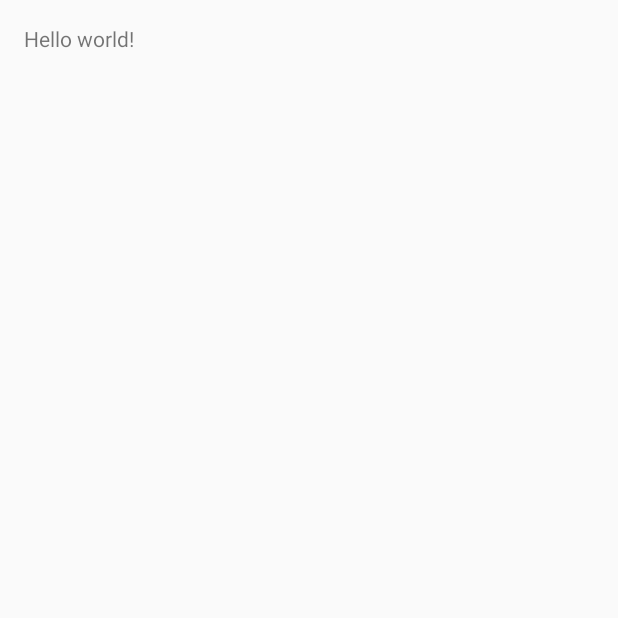
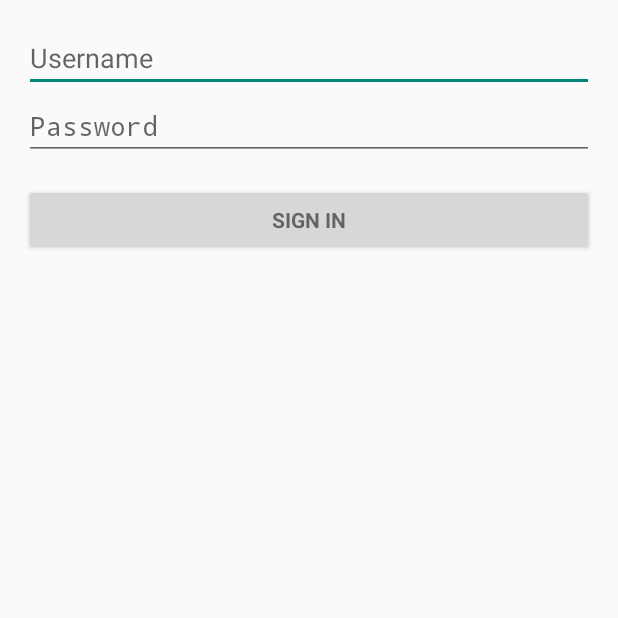
Before and after one commit to singerdmx/patrol, an Android app: the screen it shows after launch (MainActivity before the commit, LoginActivity after it), on a phone screen of 412 x 824 dp, the top half of it. Before the commit the part shown is almost empty. Run offline under Robolectric (Android 15) with nearby library versions, the phone set to English and light mode, and no system bars.

Commit message:
Add LoginActivity in mobile app

```diff
--- /dev/null
+++ b/mobile/app/src/main/res/layout/activity_login.xml
@@ -0,0 +1,67 @@
+<LinearLayout xmlns:android="http://schemas.android.com/apk/res/android"
+    xmlns:tools="http://schemas.android.com/tools"
+    android:layout_width="match_parent"
+    android:layout_height="match_parent"
+    android:gravity="center_horizontal"
+    android:orientation="vertical"
+    android:paddingBottom="@dimen/activity_vertical_margin"
+    android:paddingLeft="@dimen/activity_horizontal_margin"
+    android:paddingRight="@dimen/activity_horizontal_margin"
+    android:paddingTop="@dimen/activity_vertical_margin"
+    tools:context="com.mbrite.patrol.app.LoginActivity">
+
+    <!-- Login progress -->
+    <ProgressBar
+        android:id="@+id/login_progress"
+        style="?android:attr/progressBarStyleLarge"
+        android:layout_width="wrap_content"
+        android:layout_height="wrap_content"
+        android:layout_marginBottom="8dp"
+        android:visibility="gone"/>
+
+    <ScrollView
+        android:id="@+id/login_form"
+        android:layout_width="match_parent"
+        android:layout_height="match_parent"
+        >
+
+            <LinearLayout
+                android:id="@+id/email_login_form"
+                android:layout_width="match_parent"
+                android:layout_height="wrap_content"
+                android:orientation="vertical">
+
+                <EditText
+                    android:id="@+id/username"
+                    android:layout_width="match_parent"
+                    android:layout_height="wrap_content"
+                    android:hint="@string/prompt_username"
+                    android:inputType="textEmailAddress"
+                    android:maxLines="1"
+                    android:singleLine="true"/>
+
+                <EditText
+                    android:id="@+id/password"
+                    android:layout_width="match_parent"
+                    android:layout_height="wrap_content"
+                    android:hint="@string/prompt_password"
+                    android:imeActionId="@+id/login"
+                    android:imeActionLabel="@string/action_sign_in"
+                    android:imeOptions="actionUnspecified"
+                    android:inputType="textPassword"
+                    android:maxLines="1"
+                    android:singleLine="true"/>
+
+                <Button
+                    android:id="@+id/sign_in_button"
+                    style="?android:textAppearanceSmall"
+                    android:layout_width="match_parent"
+                    android:layout_height="wrap_content"
+                    android:layout_marginTop="16dp"
+                    android:text="@string/action_sign_in"
+                    android:textStyle="bold"/>
+
+            </LinearLayout>
+    </ScrollView>
+
+</LinearLayout>
--- a/mobile/app/src/main/res/values/strings.xml
+++ b/mobile/app/src/main/res/values/strings.xml
@@ -5,4 +5,12 @@
     <string name="hello_world">Hello world!</string>
     <string name="action_settings">Settings</string>
 
+    <!-- Strings related to login -->
+    <string name="title_activity_login">Sign in</string>
+    <string name="prompt_username">Username</string>
+    <string name="prompt_password">Password</string>
+    <string name="action_sign_in">Sign in</string>
+
+    <string name="error_incorrect_password">This password is incorrect</string>
+    <string name="error_field_required">This field is required</string>
 </resources>
```
Also changed, not shown: mobile/app/build.gradle (+8 -0 lines), mobile/app/src/main/AndroidManifest.xml (+9 -0 lines), mobile/app/src/main/java/com/mbrite/patrol/app/LoginActivity.java (added, +181 -0 lines), mobile/app/src/main/java/com/mbrite/patrol/common/Utils.java (+18 -0 lines), 3 other files.
